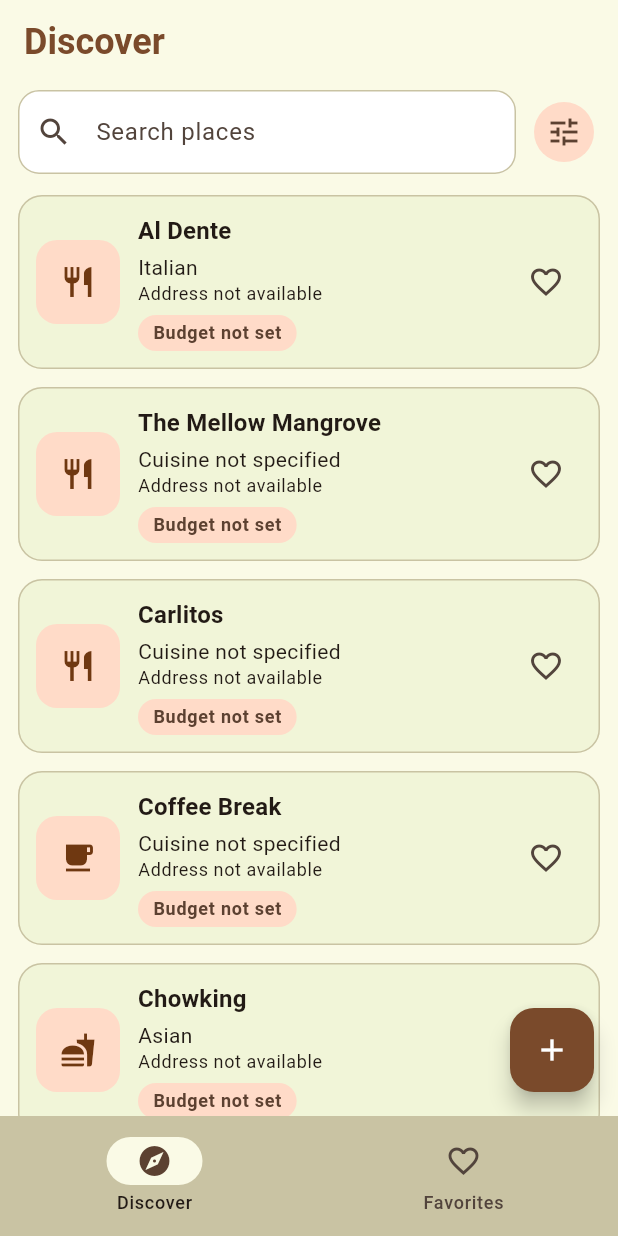
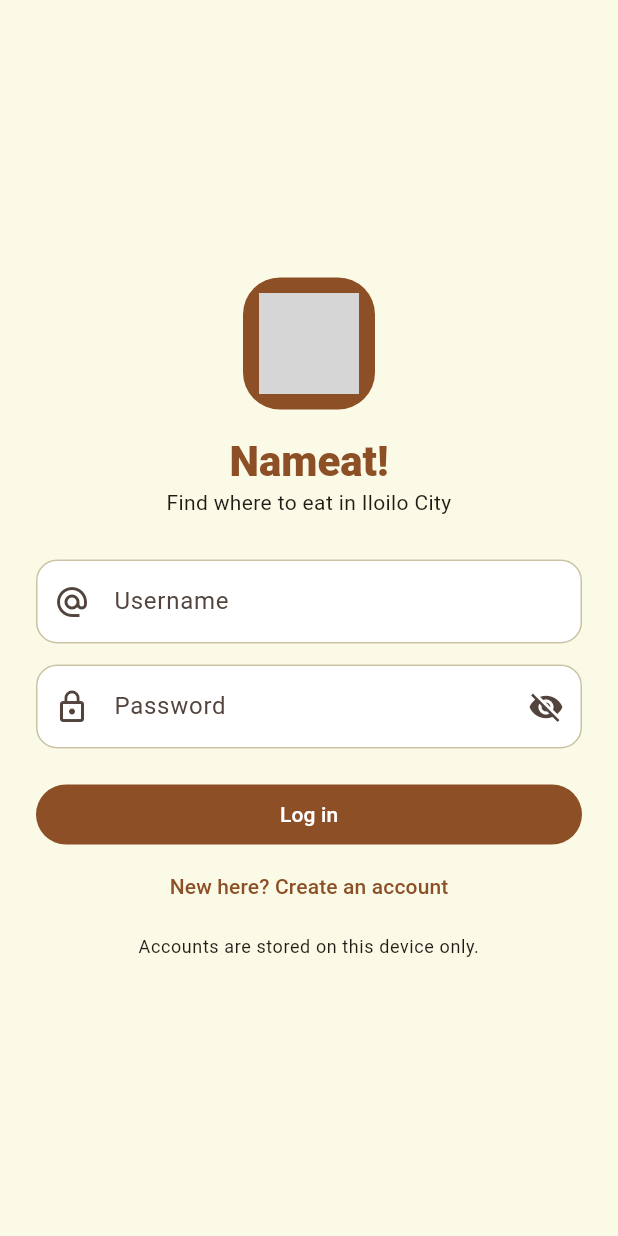
Before and after one commit to chloorophyll/Nameat---Flutter-App, a Flutter app: the screen it shows after launch, on a phone screen of 412 x 824 dp. Run offline on Flutter 3.47's test engine with Material 3 defaults, Android fonts, the light colour scheme and no system bars; our stand-ins replace image_picker, shared_preferences; grey boxes are pictures that could not be loaded.

Commit message:
Add login, top bar with logo, Add place in bottom bar, and roulette button

```diff
--- a/lib/main.dart
+++ b/lib/main.dart
@@ -1,8 +1,9 @@
 import 'package:flutter/material.dart';
 import 'package:provider/provider.dart';
+import 'providers/auth_provider.dart';
 import 'providers/favorites_provider.dart';
 import 'providers/places_provider.dart';
-import 'screens/home_shell.dart';
+import 'screens/auth_gate.dart';
 import 'screens/place_details_screen.dart';
 import 'screens/place_form_screen.dart';
 import 'theme/app_theme.dart';
@@ -11,6 +12,7 @@
   runApp(
     MultiProvider(
       providers: [
+        ChangeNotifierProvider(create: (_) => AuthProvider()..load()),
         ChangeNotifierProvider(create: (_) => PlacesProvider()..loadPlaces()),
         ChangeNotifierProvider(create: (_) => FavoritesProvider()..load()),
       ],
@@ -29,7 +31,7 @@
       theme: AppTheme.light,
       initialRoute: '/',
       routes: {
-        '/': (context) => const HomeShell(),
+        '/': (context) => const AuthGate(),
         '/details': (context) => const PlaceDetailsScreen(),
         '/place-form': (context) => const PlaceFormScreen(),
       },
--- /dev/null
+++ b/lib/providers/auth_provider.dart
@@ -0,0 +1,83 @@
+import 'dart:convert';
+import 'package:crypto/crypto.dart';
+import 'package:flutter/foundation.dart';
+import 'package:shared_preferences/shared_preferences.dart';
+
+/// Local (on-device) accounts. Passwords are stored as a SHA-256 hash.
+class AuthProvider extends ChangeNotifier {
+  static const _usersKey = 'auth_users';
+  static const _currentKey = 'auth_current_user';
+
+  Map<String, dynamic> _users = {};
+  String? _currentUser;
+  bool _ready = false;
+
+  bool get isReady => _ready;
+  bool get isLoggedIn => _currentUser != null;
+
+  String get displayName {
+    final user = _users[_currentUser];
+    if (user is Map) return (user['name'] as String?) ?? '';
+    return '';
+  }
+
+  String _hash(String username, String password) =>
+      sha256.convert(utf8.encode('$username:$password')).toString();
+
+  Future<void> load() async {
+    final prefs = await SharedPreferences.getInstance();
+    final raw = prefs.getString(_usersKey);
+    _users = raw == null ? {} : jsonDecode(raw) as Map<String, dynamic>;
+    final current = prefs.getString(_currentKey);
+    _currentUser = _users.containsKey(current) ? current : null;
+    _ready = true;
+    notifyListeners();
+  }
+
+  /// Returns an error message, or null on success.
+  Future<String?> register({
+    required String name,
+    required String username,
+    required String password,
+  }) async {
+    final key = username.trim().toLowerCase();
+    if (_users.containsKey(key)) return 'That username is already taken';
+    _users[key] = <String, dynamic>{
+      'name': name.trim(),
+      'hash': _hash(key, password),
+    };
+    _currentUser = key;
+    await _save();
+    notifyListeners();
+    return null;
+  }
+
+  /// Returns an error message, or null on success.
+  Future<String?> login(String username, String password) async {
+    final key = username.trim().toLowerCase();
+    final user = _users[key];
+    if (user is! Map || user['hash'] != _hash(key, password)) {
+      return 'Incorrect username or password';
+    }
+    _currentUser = key;
+    await _save();
+    notifyListeners();
+    return null;
+  }
+
+  Future<void> logout() async {
+    _currentUser = null;
+    await _save();
+    notifyListeners();
+  }
+
+  Future<void> _save() async {
+    final prefs = await SharedPreferences.getInstance();
+    await prefs.setString(_usersKey, jsonEncode(_users));
+    if (_currentUser == null) {
+      await prefs.remove(_currentKey);
+    } else {
+      await prefs.setString(_currentKey, _currentUser!);
+    }
+  }
+}
--- /dev/null
+++ b/lib/screens/auth_gate.dart
@@ -0,0 +1,21 @@
+import 'package:flutter/material.dart';
+import 'package:provider/provider.dart';
+import '../providers/auth_provider.dart';
+import '../widgets/app_logo.dart';
+import 'home_shell.dart';
+import 'login_screen.dart';
+
+/// Shows the login screen or the app, depending on whether someone is signed in.
+class AuthGate extends StatelessWidget {
+  const AuthGate({super.key});
+
+  @override
+  Widget build(BuildContext context) {
+    final auth = context.watch<AuthProvider>();
+
+    if (!auth.isReady) {
+      return const Scaffold(body: Center(child: AppLogo(size: 88)));
+    }
+    return auth.isLoggedIn ? const HomeShell() : const LoginScreen();
+  }
+}
--- /dev/null
+++ b/lib/screens/login_screen.dart
@@ -0,0 +1,199 @@
+import 'package:flutter/material.dart';
+import 'package:provider/provider.dart';
+import '../providers/auth_provider.dart';
+import '../widgets/app_logo.dart';
+
+class LoginScreen extends StatefulWidget {
+  const LoginScreen({super.key});
+
+  @override
+  State<LoginScreen> createState() => _LoginScreenState();
+}
+
+class _LoginScreenState extends State<LoginScreen> {
+  final _formKey = GlobalKey<FormState>();
+  final _nameController = TextEditingController();
+  final _usernameController = TextEditingController();
+  final _passwordController = TextEditingController();
+  final _confirmController = TextEditingController();
+  bool _isRegister = false;
+  bool _hidePassword = true;
+  bool _busy = false;
+  String? _error;
+
+  @override
+  void dispose() {
+    _nameController.dispose();
+    _usernameController.dispose();
+    _passwordController.dispose();
+    _confirmController.dispose();
+    super.dispose();
+  }
+
+  Future<void> _submit() async {
+    if (!_formKey.currentState!.validate()) return;
+    setState(() {
+      _busy = true;
+      _error = null;
+    });
+    final auth = context.read<AuthProvider>();
+    final error = _isRegister
+        ? await auth.register(
+            name: _nameController.text,
+            username: _usernameController.text,
+            password: _passwordController.text,
+          )
+        : await auth.login(_usernameController.text, _passwordController.text);
+    if (!mounted) return;
+    // On success, AuthGate swaps this screen for the app automatically.
+    setState(() {
+      _busy = false;
+      _error = error;
+    });
+  }
+
+  @override
+  Widget build(BuildContext context) {
+    final theme = Theme.of(context);
+
+    return Scaffold(
+      body: SafeArea(
+        child: Center(
+          child: SingleChildScrollView(
+            padding: const EdgeInsets.all(24),
+            child: ConstrainedBox(
+              constraints: const BoxConstraints(maxWidth: 420),
+              child: Form(
+                key: _formKey,
+                child: Column(
+                  mainAxisSize: MainAxisSize.min,
+                  crossAxisAlignment: CrossAxisAlignment.stretch,
+                  children: [
+                    const Center(child: AppLogo(size: 88)),
+                    const SizedBox(height: 16),
+                    Text(
+                      'Nameat!',
+                      textAlign: TextAlign.center,
+                      style: theme.textTheme.headlineMedium?.copyWith(
+                        fontWeight: FontWeight.w800,
+                        color: theme.colorScheme.primary,
+                      ),
+                    ),
+                    Text(
+                      'Find where to eat in Iloilo City',
+                      textAlign: TextAlign.center,
+                      style: theme.textTheme.bodyMedium,
+                    ),
+                    const SizedBox(height: 28),
+                    if (_isRegister) ...[
+                      TextFormField(
+                        controller: _nameController,
+                        decoration: const InputDecoration(
+                          labelText: 'Your name',
+                          prefixIcon: Icon(Icons.person_outline),
+                        ),
+                        validator: (value) =>
+                            (value == null || value.trim().isEmpty)
+                            ? 'Please enter your name'
+                            : null,
+                      ),
+                      const SizedBox(height: 14),
+                    ],
+                    TextFormField(
+                      controller: _usernameController,
+                      decoration: const InputDecoration(
+                        labelText: 'Username',
+                        prefixIcon: Icon(Icons.alternate_email),
+                      ),
+                      validator: (value) {
+                        final text = value?.trim() ?? '';
+                        if (text.length < 3) {
+                          return 'Username must be at least 3 characters';
+                        }
+                        if (text.contains(' ')) {
+                          return 'Username cannot contain spaces';
+                        }
+                        return null;
+                      },
+                    ),
+                    const SizedBox(height: 14),
+                    TextFormField(
+                      controller: _passwordController,
+                      obscureText: _hidePassword,
+                      decoration: InputDecoration(
+                        labelText: 'Password',
+                        prefixIcon: const Icon(Icons.lock_outline),
+                        suffixIcon: IconButton(
+                          icon: Icon(
+                            _hidePassword
+                                ? Icons.visibility_off
+                                : Icons.visibility,
+                          ),
+                          onPressed: () =>
+                              setState(() => _hidePassword = !_hidePassword),
+                        ),
+                      ),
+                      validator: (value) => (value == null || value.length < 6)
+                          ? 'Password must be at least 6 characters'
+                          : null,
+                    ),
+                    if (_isRegister) ...[
+                      const SizedBox(height: 14),
+                      TextFormField(
+                        controller: _confirmController,
+                        obscureText: _hidePassword,
+                        decoration: const InputDecoration(
+                          labelText: 'Confirm password',
+                          prefixIcon: Icon(Icons.lock_outline),
+                        ),
+                        validator: (value) => value != _passwordController.text
+                            ? 'Passwords do not match'
+                            : null,
+                      ),
+                    ],
+                    if (_error != null) ...[
+                      const SizedBox(height: 12),
+                      Text(
+                        _error!,
+                        textAlign: TextAlign.center,
+                        style: TextStyle(color: theme.colorScheme.error),
+                      ),
+                    ],
+                    const SizedBox(height: 20),
+                    FilledButton(
+                      onPressed: _busy ? null : _submit,
+                      child: _busy
+                          ? const SizedBox(
+                              height: 18,
+                              width: 18,
+                              child: CircularProgressIndicator(strokeWidth: 2),
+                            )
+                          : Text(_isRegister ? 'Create account' : 'Log in'),
+                    ),
+                    TextButton(
+                      onPressed: () => setState(() {
+                        _isRegister = !_isRegister;
+                        _error = null;
+                      }),
+                      child: Text(
+                        _isRegister
+                            ? 'Already have an account? Log in'
+                            : 'New here? Create an account',
+                      ),
+                    ),
+                    const SizedBox(height: 8),
+                    Text(
+                      'Accounts are stored on this device only.',
+                      textAlign: TextAlign.center,
+                      style: theme.textTheme.bodySmall,
+                    ),
+                  ],
+                ),
+              ),
+            ),
+          ),
+        ),
+      ),
+    );
+  }
+}
--- /dev/null
+++ b/lib/widgets/app_logo.dart
@@ -0,0 +1,27 @@
+import 'package:flutter/material.dart';
+
+class AppLogo extends StatelessWidget {
+  final double size;
+
+  const AppLogo({super.key, this.size = 40});
+
+  @override
+  Widget build(BuildContext context) {
+    final scheme = Theme.of(context).colorScheme;
+    return Container(
+      width: size,
+      height: size,
+      padding: EdgeInsets.all(size * 0.12),
+      decoration: BoxDecoration(
+        color: scheme.primary,
+        borderRadius: BorderRadius.circular(size * 0.28),
+      ),
+      child: Image.asset(
+        'assets/icon.png',
+        fit: BoxFit.contain,
+        errorBuilder: (context, error, stackTrace) =>
+            Icon(Icons.restaurant_menu, color: scheme.onPrimary),
+      ),
+    );
+  }
+}
--- a/pubspec.yaml
+++ b/pubspec.yaml
@@ -39,6 +39,7 @@
   shared_preferences: ^2.5.6
   image_picker: ^1.2.4
   url_launcher: ^6.3.3
+  crypto: ^3.0.7
 
 dev_dependencies:
   flutter_test:
```
Also changed, not shown: lib/screens/discover_screen.dart (+43 -9 lines), lib/screens/favorites_screen.dart (+18 -2 lines), lib/screens/place_details_screen.dart (+9 -12 lines), lib/widgets/place_card.dart (+9 -3 lines), lib/widgets/roulette_sheet.dart (added, +144 -0 lines), lib/widgets/skeleton_card.dart (added, +69 -0 lines), pubspec.lock.
